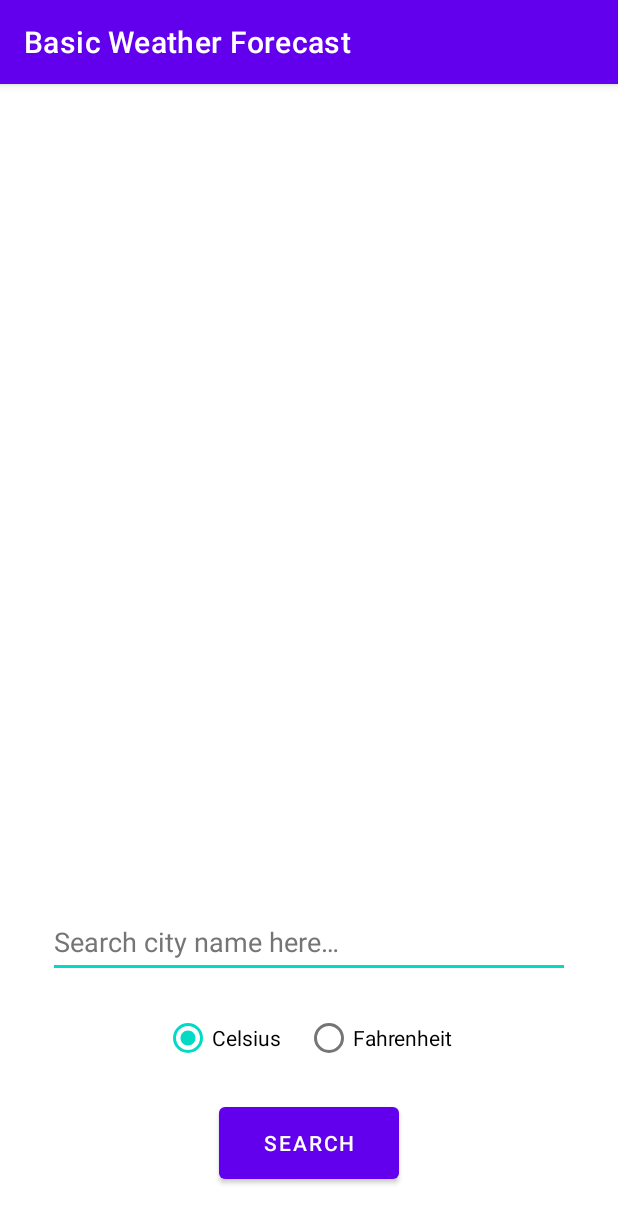
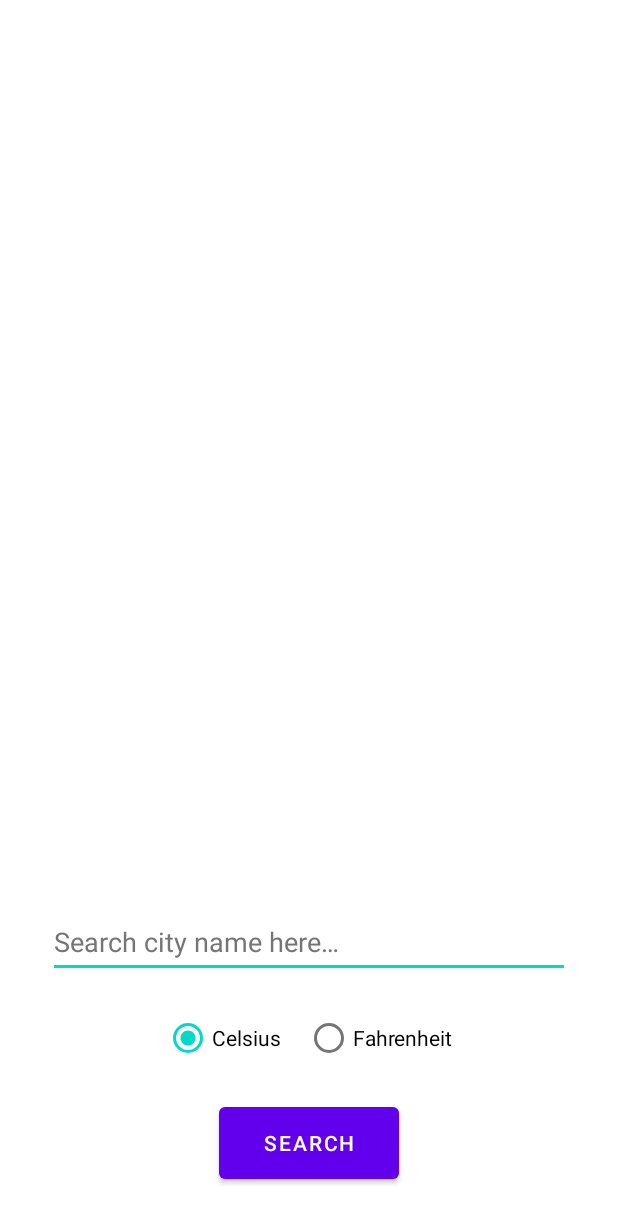
Before and after one commit to peeranont-jam/android_basic_weather_forecast, an Android app: the screen it shows after launch (MainActivity), on a phone screen of 412 x 824 dp. Shown: the top 1223 px of the screen. Run offline under Robolectric (Android 15) with nearby library versions, the phone set to English and light mode, and no system bars; libraries missing offline, so code that uses them is left out: com.jakewharton.retrofit2; 5 statements that could not run were skipped.

Commit message:
Update themes.xml - Remove ActionBar

```diff
--- a/app/src/main/res/values/themes.xml
+++ b/app/src/main/res/values/themes.xml
@@ -1,6 +1,6 @@
 <resources xmlns:tools="http://schemas.android.com/tools">
     <!-- Base application theme. -->
-    <style name="Theme.BasicWeatherForecast" parent="Theme.MaterialComponents.DayNight.DarkActionBar">
+    <style name="Theme.BasicWeatherForecast" parent="Theme.MaterialComponents.DayNight.NoActionBar">
         <!-- Primary brand color. -->
         <item name="colorPrimary">@color/purple_500</item>
         <item name="colorPrimaryVariant">@color/purple_700</item>
```
